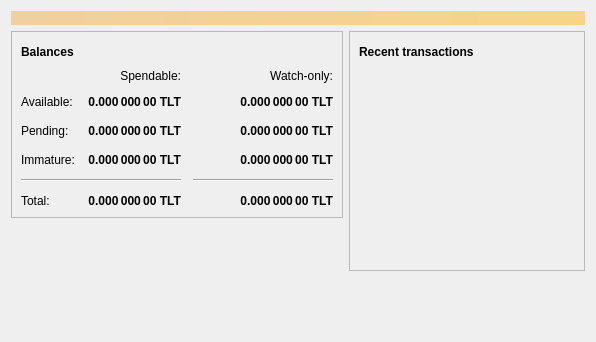
TILTCoinIO/TILT, file src/qt/forms/overviewpage.ui: the form before one commit.
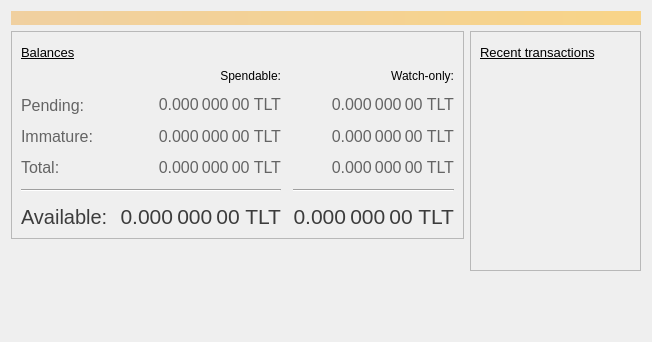
The form after the commit. Icons and pictures are not drawn.

The edit to the form file:
```diff
--- a/src/qt/forms/overviewpage.ui
+++ b/src/qt/forms/overviewpage.ui
@@ -52,8 +52,10 @@
              <widget class="QLabel" name="label_5">
               <property name="font">
                <font>
-                <weight>75</weight>
-                <bold>true</bold>
+                <pointsize>10</pointsize>
+                <weight>50</weight>
+                <bold>false</bold>
+                <underline>true</underline>
                </font>
               </property>
               <property name="text">
@@ -79,7 +81,7 @@
                <string/>
               </property>
               <property name="icon">
-               <iconset resource="../bitcoin.qrc">
+               <iconset>
                 <normaloff>:/icons/warning</normaloff>
                 <disabledoff>:/icons/warning</disabledoff>:/icons/warning</iconset>
               </property>
@@ -114,12 +116,23 @@
             <property name="spacing">
              <number>12</number>
             </property>
+            <item row="0" column="1">
+             <widget class="QLabel" name="labelSpendable">
+              <property name="text">
+               <string>Spendable:</string>
+              </property>
+              <property name="alignment">
+               <set>Qt::AlignRight|Qt::AlignTrailing|Qt::AlignVCenter</set>
+              </property>
+             </widget>
+            </item>
             <item row="2" column="2">
              <widget class="QLabel" name="labelWatchPending">
               <property name="font">
                <font>
-                <weight>75</weight>
-                <bold>true</bold>
+                <pointsize>12</pointsize>
+                <weight>50</weight>
+                <bold>false</bold>
                </font>
               </property>
               <property name="cursor">
@@ -128,6 +141,9 @@
               <property name="toolTip">
                <string>Unconfirmed transactions to watch-only addresses</string>
               </property>
+              <property name="styleSheet">
+               <string notr="true">color: rgb(100, 100, 100);</string>
+              </property>
               <property name="text">
                <string notr="true">0.000 000 00 TLT</string>
               </property>
@@ -139,19 +155,115 @@
               </property>
              </widget>
             </item>
-            <item row="2" column="1">
-             <widget class="QLabel" name="labelUnconfirmed">
+            <item row="3" column="0">
+             <widget class="QLabel" name="labelImmatureText">
               <property name="font">
                <font>
-                <weight>75</weight>
-                <bold>true</bold>
+                <pointsize>12</pointsize>
+                <weight>50</weight>
+                <bold>false</bold>
                </font>
               </property>
+              <property name="styleSheet">
+               <string notr="true">color: rgb(100, 100, 100);</string>
+              </property>
+              <property name="text">
+               <string>Immature:</string>
+              </property>
+             </widget>
+            </item>
+            <item row="7" column="0">
+             <widget class="QLabel" name="labelBalanceText">
+              <property name="font">
+               <font>
+                <pointsize>15</pointsize>
+                <weight>50</weight>
+                <bold>false</bold>
+               </font>
+              </property>
+              <property name="styleSheet">
+               <string notr="true">color: rgb(60, 60, 60);</string>
+              </property>
+              <property name="text">
+               <string>Available:</string>
+              </property>
+             </widget>
+            </item>
+            <item row="3" column="1">
+             <widget class="QLabel" name="labelImmature">
+              <property name="font">
+               <font>
+                <pointsize>12</pointsize>
+                <weight>50</weight>
+                <bold>false</bold>
+               </font>
+              </property>
               <property name="cursor">
                <cursorShape>IBeamCursor</cursorShape>
               </property>
               <property name="toolTip">
-               <string>Total of transactions that have yet to be confirmed, and do not yet count toward the spendable balance</string>
+               <string>Mined balance that has not yet matured</string>
+              </property>
+              <property name="styleSheet">
+               <string notr="true">color: rgb(100, 100, 100);</string>
+              </property>
+              <property name="text">
+               <string notr="true">0.000 000 00 TLT</string>
+              </property>
+              <property name="alignment">
+               <set>Qt::AlignRight|Qt::AlignTrailing|Qt::AlignVCenter</set>
+              </property>
+              <property name="textInteractionFlags">
+               <set>Qt::LinksAccessibleByMouse|Qt::TextSelectableByKeyboard|Qt::TextSelectableByMouse</set>
+              </property>
+             </widget>
+            </item>
+            <item row="7" column="2">
+             <widget class="QLabel" name="labelWatchAvailable">
+              <property name="font">
+               <font>
+                <pointsize>16</pointsize>
+                <weight>50</weight>
+                <bold>false</bold>
+               </font>
+              </property>
+              <property name="cursor">
+               <cursorShape>IBeamCursor</cursorShape>
+              </property>
+              <property name="toolTip">
+               <string>Your current balance in watch-only addresses</string>
+              </property>
+              <property name="styleSheet">
+               <string notr="true">color: rgb(60, 60, 60);</string>
+              </property>
+              <property name="text">
+               <string notr="true">0.000 000 00 TLT</string>
+              </property>
+              <property name="alignment">
+               <set>Qt::AlignRight|Qt::AlignTrailing|Qt::AlignVCenter</set>
+              </property>
+              <property name="textInteractionFlags">
+               <set>Qt::LinksAccessibleByMouse|Qt::TextSelectableByKeyboard|Qt::TextSelectableByMouse</set>
+              </property>
+             </widget>
+            </item>
+            <item row="7" column="1">
+             <widget class="QLabel" name="labelBalance">
+              <property name="font">
+               <font>
+                <pointsize>16</pointsize>
+                <weight>50</weight>
+                <bold>false</bold>
+               </font>
+              </property>
+              <property name="cursor">
+               <cursorShape>IBeamCursor</cursorShape>
+              </property>
+              <property name="toolTip">
+               <string>Your current spendable balance</string>
+              </property>
+              <property name="styleSheet">
+               <string notr="true">color: rgb(60, 60, 60);</string>
               </property>
               <property name="text">
                <string notr="true">0.000 000 00 TLT</string>
@@ -168,8 +280,9 @@
              <widget class="QLabel" name="labelWatchImmature">
               <property name="font">
                <font>
-                <weight>75</weight>
-                <bold>true</bold>
+                <pointsize>12</pointsize>
+                <weight>50</weight>
+                <bold>false</bold>
                </font>
               </property>
               <property name="cursor">
@@ -178,6 +291,9 @@
               <property name="toolTip">
                <string>Mined balance in watch-only addresses that has not yet matured</string>
               </property>
+              <property name="styleSheet">
+               <string notr="true">color: rgb(100, 100, 100);</string>
+              </property>
               <property name="text">
                <string notr="true">0.000 000 00 TLT</string>
               </property>
@@ -189,14 +305,7 @@
               </property>
              </widget>
             </item>
-            <item row="4" column="0" colspan="2">
-             <widget class="Line" name="line">
-              <property name="orientation">
-               <enum>Qt::Horizontal</enum>
-              </property>
-             </widget>
-            </item>
-            <item row="4" column="2">
+            <item row="5" column="2">
              <widget class="Line" name="lineWatchBalance">
               <property name="sizePolicy">
                <sizepolicy hsizetype="Preferred" vsizetype="Fixed">
@@ -215,26 +324,40 @@
               </property>
              </widget>
             </item>
-            <item row="5" column="0">
-             <widget class="QLabel" name="labelTotalText">
+            <item row="2" column="0">
+             <widget class="QLabel" name="labelPendingText">
+              <property name="font">
+               <font>
+                <pointsize>12</pointsize>
+                <weight>50</weight>
+                <bold>false</bold>
+               </font>
+              </property>
+              <property name="styleSheet">
+               <string notr="true">color: rgb(100, 100, 100);</string>
+              </property>
               <property name="text">
-               <string>Total:</string>
+               <string>Pending:</string>
               </property>
              </widget>
             </item>
-            <item row="3" column="1">
-             <widget class="QLabel" name="labelImmature">
+            <item row="2" column="1">
+             <widget class="QLabel" name="labelUnconfirmed">
               <property name="font">
                <font>
-                <weight>75</weight>
-                <bold>true</bold>
+                <pointsize>12</pointsize>
+                <weight>50</weight>
+                <bold>false</bold>
                </font>
               </property>
               <property name="cursor">
                <cursorShape>IBeamCursor</cursorShape>
               </property>
               <property name="toolTip">
-               <string>Mined balance that has not yet matured</string>
+               <string>Total of transactions that have yet to be confirmed, and do not yet count toward the spendable balance</string>
+              </property>
+              <property name="styleSheet">
+               <string notr="true">color: rgb(100, 100, 100);</string>
               </property>
               <property name="text">
                <string notr="true">0.000 000 00 TLT</string>
@@ -260,19 +383,47 @@
               </property>
              </spacer>
             </item>
-            <item row="3" column="0">
-             <widget class="QLabel" name="labelImmatureText">
+            <item row="5" column="0" colspan="2">
+             <widget class="Line" name="line">
+              <property name="orientation">
+               <enum>Qt::Horizontal</enum>
+              </property>
+             </widget>
+            </item>
+            <item row="0" column="2">
+             <widget class="QLabel" name="labelWatchonly">
               <property name="text">
-               <string>Immature:</string>
+               <string>Watch-only:</string>
               </property>
+              <property name="alignment">
+               <set>Qt::AlignRight|Qt::AlignTrailing|Qt::AlignVCenter</set>
+              </property>
              </widget>
             </item>
-            <item row="5" column="1">
+            <item row="4" column="0">
+             <widget class="QLabel" name="labelTotalText">
+              <property name="font">
+               <font>
+                <pointsize>12</pointsize>
+                <weight>50</weight>
+                <bold>false</bold>
+               </font>
+              </property>
+              <property name="styleSheet">
+               <string notr="true">color: rgb(100, 100, 100);</string>
+              </property>
+              <property name="text">
+               <string>Total:</string>
+              </property>
+             </widget>
+            </item>
+            <item row="4" column="1">
              <widget class="QLabel" name="labelTotal">
               <property name="font">
                <font>
-                <weight>75</weight>
-                <bold>true</bold>
+                <pointsize>12</pointsize>
+                <weight>50</weight>
+                <bold>false</bold>
                </font>
               </property>
               <property name="cursor">
@@ -281,6 +432,9 @@
               <property name="toolTip">
                <string>Your current total balance</string>
               </property>
+              <property name="styleSheet">
+               <string notr="true">color: rgb(100, 100, 100);</string>
+              </property>
               <property name="text">
                <string notr="true">0.000 000 00 TLT</string>
               </property>
@@ -292,12 +446,13 @@
               </property>
              </widget>
             </item>
-            <item row="5" column="2">
+            <item row="4" column="2">
              <widget class="QLabel" name="labelWatchTotal">
               <property name="font">
                <font>
-                <weight>75</weight>
-                <bold>true</bold>
+                <pointsize>12</pointsize>
+                <weight>50</weight>
+                <bold>false</bold>
                </font>
               </property>
               <property name="cursor">
@@ -306,49 +461,10 @@
               <property name="toolTip">
                <string>Current total balance in watch-only addresses</string>
               </property>
-              <property name="text">
-               <string notr="true">0.000 000 00 TLT</string>
+              <property name="styleSheet">
+               <string notr="true">color: rgb(100, 100, 100);</string>
               </property>
-              <property name="alignment">
-               <set>Qt::AlignRight|Qt::AlignTrailing|Qt::AlignVCenter</set>
-              </property>
-              <property name="textInteractionFlags">
-               <set>Qt::LinksAccessibleByMouse|Qt::TextSelectableByKeyboard|Qt::TextSelectableByMouse</set>
-              </property>
-             </widget>
-            </item>
-            <item row="0" column="2">
-             <widget class="QLabel" name="labelWatchonly">
               <property name="text">
-               <string>Watch-only:</string>
-              </property>
-              <property name="alignment">
-               <set>Qt::AlignRight|Qt::AlignTrailing|Qt::AlignVCenter</set>
-              </property>
-             </widget>
-            </item>
-            <item row="1" column="0">
-             <widget class="QLabel" name="labelBalanceText">
-              <property name="text">
-               <string>Available:</string>
-              </property>
-             </widget>
-            </item>
-            <item row="1" column="1">
-             <widget class="QLabel" name="labelBalance">
-              <property name="font">
-               <font>
-                <weight>75</weight>
-                <bold>true</bold>
-               </font>
-              </property>
-              <property name="cursor">
-               <cursorShape>IBeamCursor</cursorShape>
-              </property>
-              <property name="toolTip">
-               <string>Your current spendable balance</string>
-              </property>
-              <property name="text">
                <string notr="true">0.000 000 00 TLT</string>
               </property>
               <property name="alignment">
@@ -359,48 +475,6 @@
               </property>
              </widget>
             </item>
-            <item row="1" column="2">
-             <widget class="QLabel" name="labelWatchAvailable">
-              <property name="font">
-               <font>
-                <weight>75</weight>
-                <bold>true</bold>
-               </font>
-              </property>
-              <property name="cursor">
-               <cursorShape>IBeamCursor</cursorShape>
-              </property>
-              <property name="toolTip">
-               <string>Your current balance in watch-only addresses</string>
-              </property>
-              <property name="text">
-               <string notr="true">0.000 000 00 TLT</string>
-              </property>
-              <property name="alignment">
-               <set>Qt::AlignRight|Qt::AlignTrailing|Qt::AlignVCenter</set>
-              </property>
-              <property name="textInteractionFlags">
-               <set>Qt::LinksAccessibleByMouse|Qt::TextSelectableByKeyboard|Qt::TextSelectableByMouse</set>
-              </property>
-             </widget>
-            </item>
-            <item row="2" column="0">
-             <widget class="QLabel" name="labelPendingText">
-              <property name="text">
-               <string>Pending:</string>
-              </property>
-             </widget>
-            </item>
-            <item row="0" column="1">
-             <widget class="QLabel" name="labelSpendable">
-              <property name="text">
-               <string>Spendable:</string>
-              </property>
-              <property name="alignment">
-               <set>Qt::AlignRight|Qt::AlignTrailing|Qt::AlignVCenter</set>
-              </property>
-             </widget>
-            </item>
            </layout>
           </item>
          </layout>
@@ -438,8 +512,10 @@
              <widget class="QLabel" name="label_4">
               <property name="font">
                <font>
-                <weight>75</weight>
-                <bold>true</bold>
+                <pointsize>10</pointsize>
+                <weight>50</weight>
+                <bold>false</bold>
+                <underline>true</underline>
                </font>
               </property>
               <property name="text">
@@ -465,7 +541,7 @@
                <string/>
               </property>
               <property name="icon">
-               <iconset resource="../bitcoin.qrc">
+               <iconset>
                 <normaloff>:/icons/warning</normaloff>
                 <disabledoff>:/icons/warning</disabledoff>:/icons/warning</iconset>
               </property>
```
